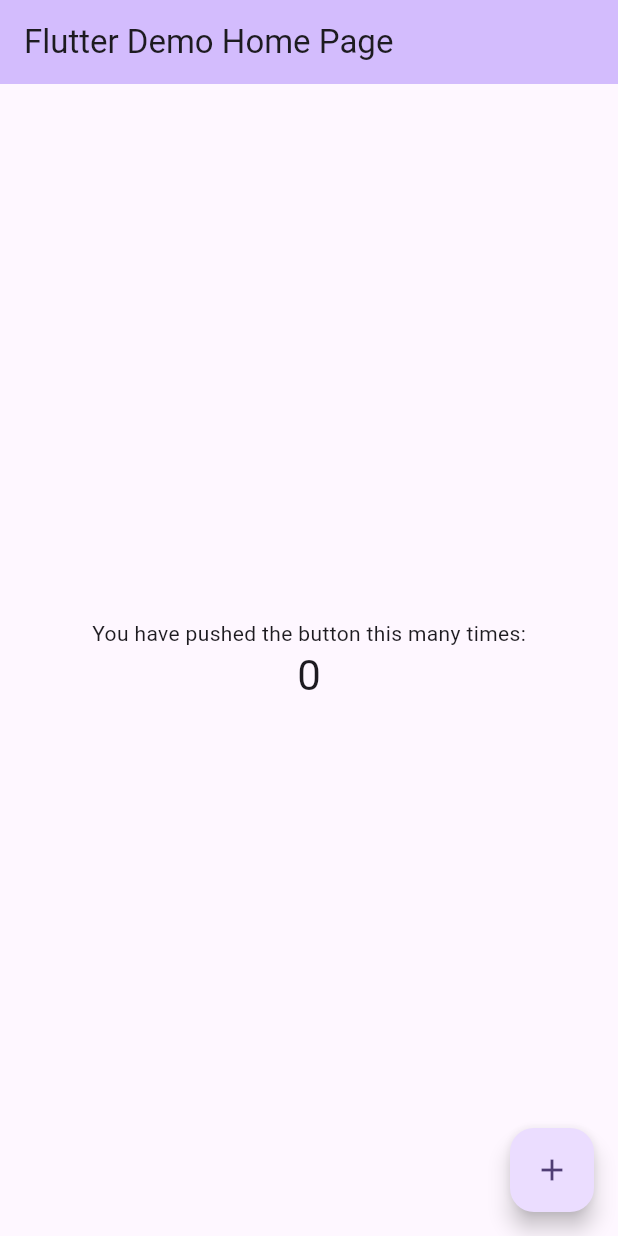
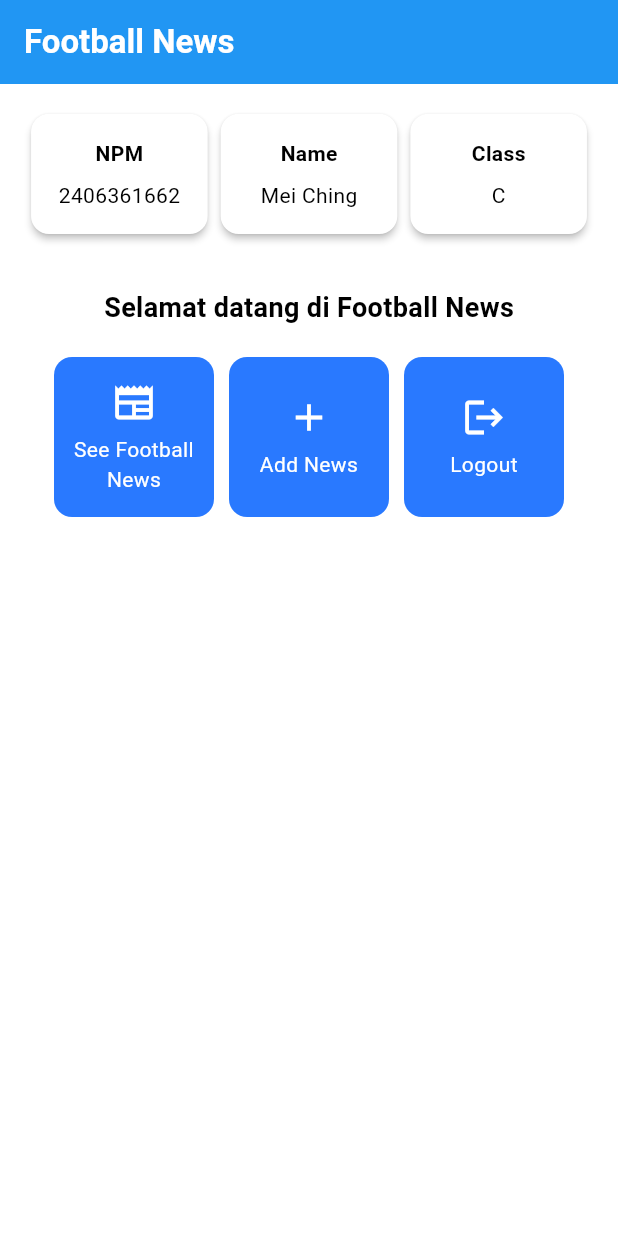
Before and after one commit to Mei2462/football-news-mobile, a Flutter app: the screen it shows after launch, on a phone screen of 412 x 824 dp. Run offline on Flutter 3.47's test engine with Material 3 defaults, Android fonts, the phone set to English and light mode, and no system bars.

Commit message:
Finish Tutorial 6: Pengantar Flutter

```diff
--- a/lib/main.dart
+++ b/lib/main.dart
@@ -1,4 +1,5 @@
 import 'package:flutter/material.dart';
+import 'package:football_news/menu.dart';
 
 void main() {
   runApp(const MyApp());
@@ -11,7 +12,7 @@ class MyApp extends StatelessWidget {
   @override
   Widget build(BuildContext context) {
     return MaterialApp(
-      title: 'Flutter Demo',
+      title: 'Football News',
       theme: ThemeData(
         // This is the theme of your application.
         //
@@ -28,95 +29,11 @@ class MyApp extends StatelessWidget {
         //
         // This works for code too, not just values: Most code changes can be
         // tested with just a hot reload.
-        colorScheme: ColorScheme.fromSeed(seedColor: Colors.deepPurple),
+         colorScheme: ColorScheme.fromSwatch(primarySwatch: Colors.blue)
+          .copyWith(secondary: Colors.blueAccent[400]),
+        useMaterial3: true,
       ),
-      home: const MyHomePage(title: 'Flutter Demo Home Page'),
+      home: MyHomePage(),
     );
   }
 }
-
-class MyHomePage extends StatefulWidget {
-  const MyHomePage({super.key, required this.title});
-
-  // This widget is the home page of your application. It is stateful, meaning
-  // that it has a State object (defined below) that contains fields that affect
-  // how it looks.
-
-  // This class is the configuration for the state. It holds the values (in this
-  // case the title) provided by the parent (in this case the App widget) and
-  // used by the build method of the State. Fields in a Widget subclass are
-  // always marked "final".
-
-  final String title;
-
-  @override
-  State<MyHomePage> createState() => _MyHomePageState();
-}
-
-class _MyHomePageState extends State<MyHomePage> {
-  int _counter = 0;
-
-  void _incrementCounter() {
-    setState(() {
-      // This call to setState tells the Flutter framework that something has
-      // changed in this State, which causes it to rerun the build method below
-      // so that the display can reflect the updated values. If we changed
-      // _counter without calling setState(), then the build method would not be
-      // called again, and so nothing would appear to happen.
-      _counter++;
-    });
-  }
-
-  @override
-  Widget build(BuildContext context) {
-    // This method is rerun every time setState is called, for instance as done
-    // by the _incrementCounter method above.
-    //
-    // The Flutter framework has been optimized to make rerunning build methods
-    // fast, so that you can just rebuild anything that needs updating rather
-    // than having to individually change instances of widgets.
-    return Scaffold(
-      appBar: AppBar(
-        // TRY THIS: Try changing the color here to a specific color (to
-        // Colors.amber, perhaps?) and trigger a hot reload to see the AppBar
-        // change color while the other colors stay the same.
-        backgroundColor: Theme.of(context).colorScheme.inversePrimary,
-        // Here we take the value from the MyHomePage object that was created by
-        // the App.build method, and use it to set our appbar title.
-        title: Text(widget.title),
-      ),
-      body: Center(
-        // Center is a layout widget. It takes a single child and positions it
-        // in the middle of the parent.
-        child: Column(
-          // Column is also a layout widget. It takes a list of children and
-          // arranges them vertically. By default, it sizes itself to fit its
-          // children horizontally, and tries to be as tall as its parent.
-          //
-          // Column has various properties to control how it sizes itself and
-          // how it positions its children. Here we use mainAxisAlignment to
-          // center the children vertically; the main axis here is the vertical
-          // axis because Columns are vertical (the cross axis would be
-          // horizontal).
-          //
-          // TRY THIS: Invoke "debug painting" (choose the "Toggle Debug Paint"
-          // action in the IDE, or press "p" in the console), to see the
-          // wireframe for each widget.
-          mainAxisAlignment: MainAxisAlignment.center,
-          children: <Widget>[
-            const Text('You have pushed the button this many times:'),
-            Text(
-              '$_counter',
-              style: Theme.of(context).textTheme.headlineMedium,
-            ),
-          ],
-        ),
-      ),
-      floatingActionButton: FloatingActionButton(
-        onPressed: _incrementCounter,
-        tooltip: 'Increment',
-        child: const Icon(Icons.add),
-      ), // This trailing comma makes auto-formatting nicer for build methods.
-    );
-  }
-}
--- /dev/null
+++ b/lib/menu.dart
@@ -0,0 +1,187 @@
+import 'package:flutter/material.dart';
+
+class MyHomePage extends StatelessWidget {
+    MyHomePage({super.key});
+
+    final String nama = "Mei Ching"; //nama
+    final String npm = "2406361662"; //npm
+    final String kelas = "C"; //kelas
+
+    final List<ItemHomepage> items = [
+    ItemHomepage("See Football News", Icons.newspaper),
+    ItemHomepage("Add News", Icons.add),
+    ItemHomepage("Logout", Icons.logout),
+    ];
+
+    @override
+    Widget build(BuildContext context) {
+    // Scaffold menyediakan struktur dasar halaman dengan AppBar dan body.
+    return Scaffold(
+      // AppBar adalah bagian atas halaman yang menampilkan judul.
+      appBar: AppBar(
+        // Judul aplikasi "Football News" dengan teks putih dan tebal.
+        title: const Text(
+          'Football News',
+          style: TextStyle(
+            color: Colors.white,
+            fontWeight: FontWeight.bold,
+          ),
+        ),
+        // Warna latar belakang AppBar diambil dari skema warna tema aplikasi.
+        backgroundColor: Theme.of(context).colorScheme.primary,
+      ),
+      // Body halaman dengan padding di sekelilingnya.
+      body: Padding(
+        padding: const EdgeInsets.all(16.0),
+        // Menyusun widget secara vertikal dalam sebuah kolom.
+        child: Column(
+          crossAxisAlignment: CrossAxisAlignment.center,
+          children: [
+            // Row untuk menampilkan 3 InfoCard secara horizontal.
+            Row(
+              mainAxisAlignment: MainAxisAlignment.spaceEvenly,
+              children: [
+                InfoCard(title: 'NPM', content: npm),
+                InfoCard(title: 'Name', content: nama),
+                InfoCard(title: 'Class', content: kelas),
+              ],
+            ),
+
+            // Memberikan jarak vertikal 16 unit.
+            const SizedBox(height: 16.0),
+
+            // Menempatkan widget berikutnya di tengah halaman.
+            Center(
+              child: Column(
+                // Menyusun teks dan grid item secara vertikal.
+
+                children: [
+                  // Menampilkan teks sambutan dengan gaya tebal dan ukuran 18.
+                  const Padding(
+                    padding: EdgeInsets.only(top: 16.0),
+                    child: Text(
+                      'Selamat datang di Football News',
+                      style: TextStyle(
+                        fontWeight: FontWeight.bold,
+                        fontSize: 18.0,
+                      ),
+                    ),
+                  ),
+
+                  // Grid untuk menampilkan ItemCard dalam bentuk grid 3 kolom.
+                  GridView.count(
+                    primary: true,
+                    padding: const EdgeInsets.all(20),
+                    crossAxisSpacing: 10,
+                    mainAxisSpacing: 10,
+                    crossAxisCount: 3,
+                    // Agar grid menyesuaikan tinggi kontennya.
+                    shrinkWrap: true,
+
+                    // Menampilkan ItemCard untuk setiap item dalam list items.
+                    children: items.map((ItemHomepage item) {
+                      return ItemCard(item);
+                    }).toList(),
+                  ),
+                ],
+              ),
+            ),
+          ],
+        ),
+      ),
+    );
+  }
+}
+
+class InfoCard extends StatelessWidget {
+  // Kartu informasi yang menampilkan title dan content.
+
+  final String title;  // Judul kartu.
+  final String content;  // Isi kartu.
+
+  const InfoCard({super.key, required this.title, required this.content});
+
+  @override
+  Widget build(BuildContext context) {
+    return Card(
+      // Membuat kotak kartu dengan bayangan dibawahnya.
+      elevation: 2.0,
+      child: Container(
+        // Mengatur ukuran dan jarak di dalam kartu.
+        width: MediaQuery.of(context).size.width / 3.5, // menyesuaikan dengan lebar device yang digunakan.
+        padding: const EdgeInsets.all(16.0),
+        // Menyusun title dan content secara vertikal.
+        child: Column(
+          children: [
+            Text(
+              title,
+              style: const TextStyle(fontWeight: FontWeight.bold),
+            ),
+            const SizedBox(height: 8.0),
+            Text(content),
+          ],
+        ),
+      ),
+    );
+  }
+}
+
+class ItemHomepage {
+ final String name;
+ final IconData icon;
+
+ ItemHomepage(this.name, this.icon);
+}
+
+class ItemCard extends StatelessWidget {
+  // Menampilkan kartu dengan ikon dan nama.
+
+  final ItemHomepage item;
+
+  const ItemCard(this.item, {super.key});
+
+  @override
+  Widget build(BuildContext context) {
+    return Material(
+      // Menentukan warna latar belakang dari tema aplikasi.
+      color: Theme.of(context).colorScheme.secondary,
+      // Membuat sudut kartu melengkung.
+      borderRadius: BorderRadius.circular(12),
+
+      child: InkWell(
+        // Aksi ketika kartu ditekan.
+        onTap: () {
+          // Menampilkan pesan SnackBar saat kartu ditekan.
+          ScaffoldMessenger.of(context)
+            ..hideCurrentSnackBar()
+            ..showSnackBar(
+              SnackBar(content: Text("Kamu telah menekan tombol ${item.name}!"))
+            );
+        },
+        // Container untuk menyimpan Icon dan Text
+        child: Container(
+          padding: const EdgeInsets.all(8),
+          child: Center(
+            child: Column(
+              // Menyusun ikon dan teks di tengah kartu.
+              mainAxisAlignment: MainAxisAlignment.center,
+              children: [
+                Icon(
+                  item.icon,
+                  color: Colors.white,
+                  size: 30.0,
+                ),
+                const Padding(padding: EdgeInsets.all(3)),
+                Text(
+                  item.name,
+                  textAlign: TextAlign.center,
+                  style: const TextStyle(color: Colors.white),
+                ),
+              ],
+            ),
+          ),
+        ),
+      ),
+    );
+  }
+}
```
